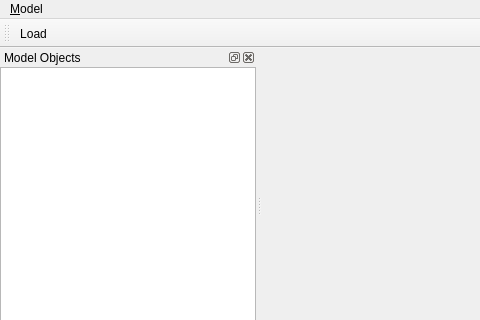
Before: the Qt Designer form qtgui/mainwindow.ui in frabas/DISPLACE_GUI, drawn with Qt 5; both pictures show x 0 to 480 and y 0 to 320 of the 800 by 600 pixel window.
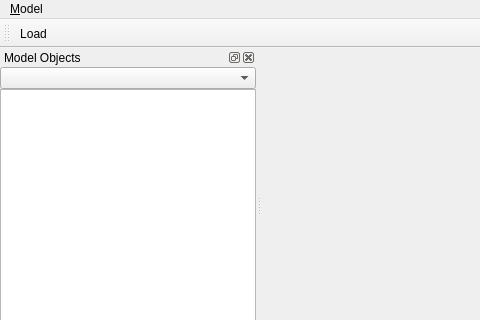
After: the same form once the commit is applied. Icons and pictures are not drawn. Custom widgets are drawn as their Qt base class.

Commit message: Gui: Layers showing/hiding.

```diff
--- a/qtgui/mainwindow.ui
+++ b/qtgui/mainwindow.ui
@@ -75,6 +75,9 @@
      <property name="bottomMargin">
       <number>0</number>
      </property>
+     <item>
+      <widget class="QComboBox" name="modelSelector"/>
+     </item>
      <item>
       <widget class="QTreeView" name="treeView">
        <property name="headerHidden">
```
Left out of the diff: 2 changed lines with no effect on the pictures. The commit also changes 4 other files.
